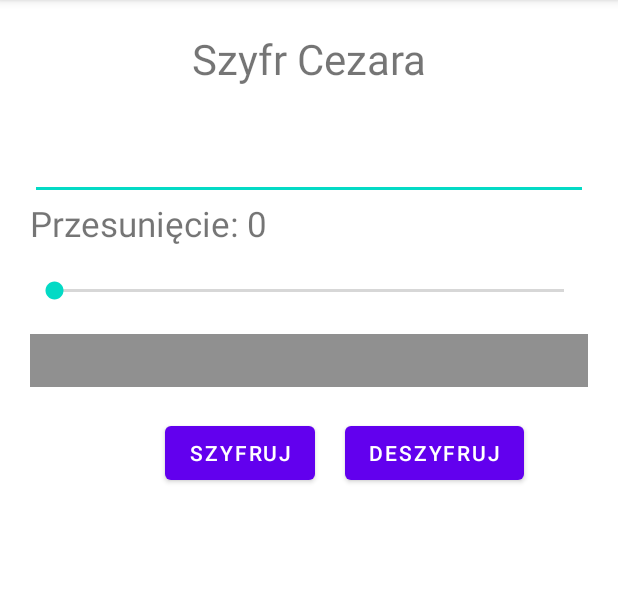
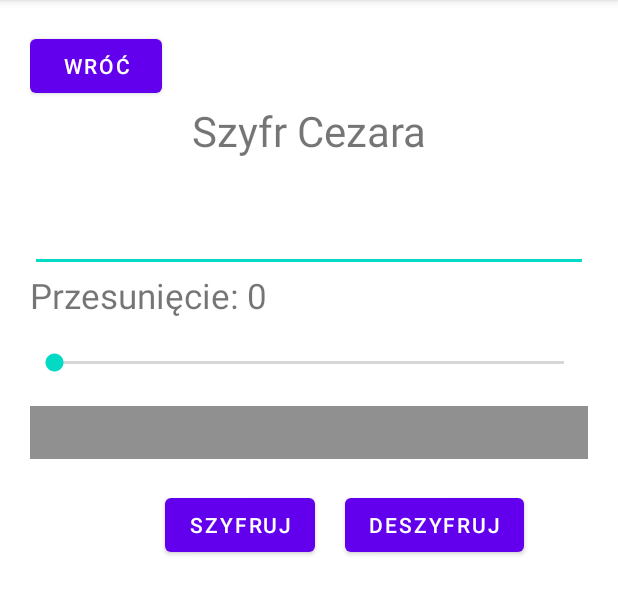
Before and after one commit to Filippo0420/szyfrator, an Android app: the CezarActivity screen opened directly, with no data from a screen before it, on a phone screen of 412 x 824 dp, the part 84-699 px from its top. Run offline under Robolectric (Android 15) with nearby library versions, the phone set to English and light mode, and no system bars.

Commit message:
przyciski wroc

```diff
--- a/app/src/main/java/com/fpp/szyfrator/CezarActivity.java
+++ b/app/src/main/java/com/fpp/szyfrator/CezarActivity.java
@@ -2,6 +2,7 @@ package com.fpp.szyfrator;
 
 import androidx.appcompat.app.AppCompatActivity;
 
+import android.content.Intent;
 import android.os.Bundle;
 import android.view.View;
 import android.widget.Button;
@@ -11,7 +12,7 @@ import android.widget.TextView;
 
 public class CezarActivity extends AppCompatActivity {
 
-    private Button szyfruj, deszyfruj;
+    private Button szyfruj, deszyfruj, wroc;
     private EditText wprowadz;
     private TextView wyswietl, klucztxt;
     private SeekBar klucz;
@@ -23,6 +24,7 @@ public class CezarActivity extends AppCompatActivity {
 
         szyfruj = findViewById(R.id.szyfruj);
         deszyfruj = findViewById(R.id.deszyfruj);
+        wroc = findViewById(R.id.wroc);
         wprowadz = findViewById(R.id.wprowadz);
         wyswietl = findViewById(R.id.wyswietl);
         klucz = findViewById(R.id.klucz);
@@ -58,6 +60,14 @@ public class CezarActivity extends AppCompatActivity {
             @Override
             public void onClick(View view) {
                 wyswietl.setText(decrypt(wprowadz.getText().toString(), klucz.getProgress()));
+            }
+        });
+
+        wroc.setOnClickListener(new View.OnClickListener() {
+            @Override
+            public void onClick(View view) {
+                Intent wracaj = new Intent(CezarActivity.this, MainActivity.class);
+                startActivity(wracaj);
             }
         });
     }
--- a/app/src/main/res/layout/activity_cezar.xml
+++ b/app/src/main/res/layout/activity_cezar.xml
@@ -7,6 +7,12 @@
     tools:context=".CezarActivity"
     android:padding="20dp">
 
+    <Button
+        android:id="@+id/wroc"
+        android:layout_width="wrap_content"
+        android:layout_height="wrap_content"
+        android:text="Wróć"/>
+
     <TextView
         android:id="@+id/szyfr"
         android:layout_width="match_parent"
@@ -14,6 +20,7 @@
         android:text="Szyfr Cezara"
         android:textSize="28sp"
         android:gravity="center"
+        android:layout_below="@id/wroc"
         />
 
     <EditText
```
Also changed, not shown: app/src/main/java/com/fpp/szyfrator/PodstawienioweActivity.java (+11 -1 lines), app/src/main/res/layout/activity_podstawieniowe.xml (+7 -0 lines).
